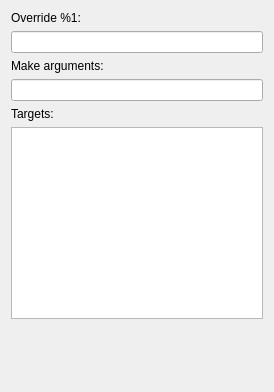
qt-creator/qt-creator, file src/plugins/genericprojectmanager/genericmakestep.ui: the form before one commit.
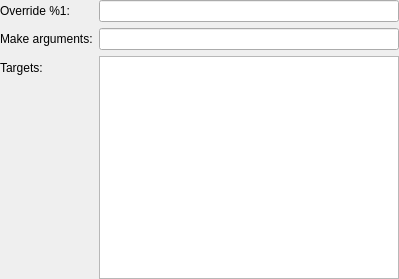
The form after the commit.

Commit message: Fix layout of generic projects' build settings.

Patch:
```diff
--- a/src/plugins/genericprojectmanager/genericmakestep.ui
+++ b/src/plugins/genericprojectmanager/genericmakestep.ui
@@ -6,12 +6,18 @@
    <rect>
     <x>0</x>
     <y>0</y>
-    <width>274</width>
-    <height>392</height>
+    <width>399</width>
+    <height>279</height>
    </rect>
   </property>
-  <layout class="QVBoxLayout" name="verticalLayout">
-   <item>
+  <layout class="QFormLayout" name="formLayout">
+   <property name="fieldGrowthPolicy">
+    <enum>QFormLayout::ExpandingFieldsGrow</enum>
+   </property>
+   <property name="margin">
+    <number>0</number>
+   </property>
+   <item row="0" column="0">
     <widget class="QLabel" name="makeLabel">
      <property name="text">
       <string>Override %1:</string>
@@ -21,10 +27,10 @@
      </property>
     </widget>
    </item>
-   <item>
+   <item row="0" column="1">
     <widget class="QLineEdit" name="makeLineEdit"/>
    </item>
-   <item>
+   <item row="1" column="0">
     <widget class="QLabel" name="makeArgumentsLabel">
      <property name="text">
       <string>Make arguments:</string>
@@ -34,10 +40,10 @@
      </property>
     </widget>
    </item>
-   <item>
+   <item row="1" column="1">
     <widget class="QLineEdit" name="makeArgumentsLineEdit"/>
    </item>
-   <item>
+   <item row="2" column="0">
     <widget class="QLabel" name="targetsLabel">
      <property name="text">
       <string>Targets:</string>
@@ -47,22 +53,9 @@
      </property>
     </widget>
    </item>
-   <item>
+   <item row="2" column="1">
     <widget class="QListWidget" name="targetsList"/>
    </item>
-   <item>
-    <spacer name="verticalSpacer">
-     <property name="orientation">
-      <enum>Qt::Vertical</enum>
-     </property>
-     <property name="sizeHint" stdset="0">
-      <size>
-       <width>20</width>
-       <height>40</height>
-      </size>
-     </property>
-    </spacer>
-   </item>
   </layout>
  </widget>
  <resources/>
```
The commit also changes 1 other file.
